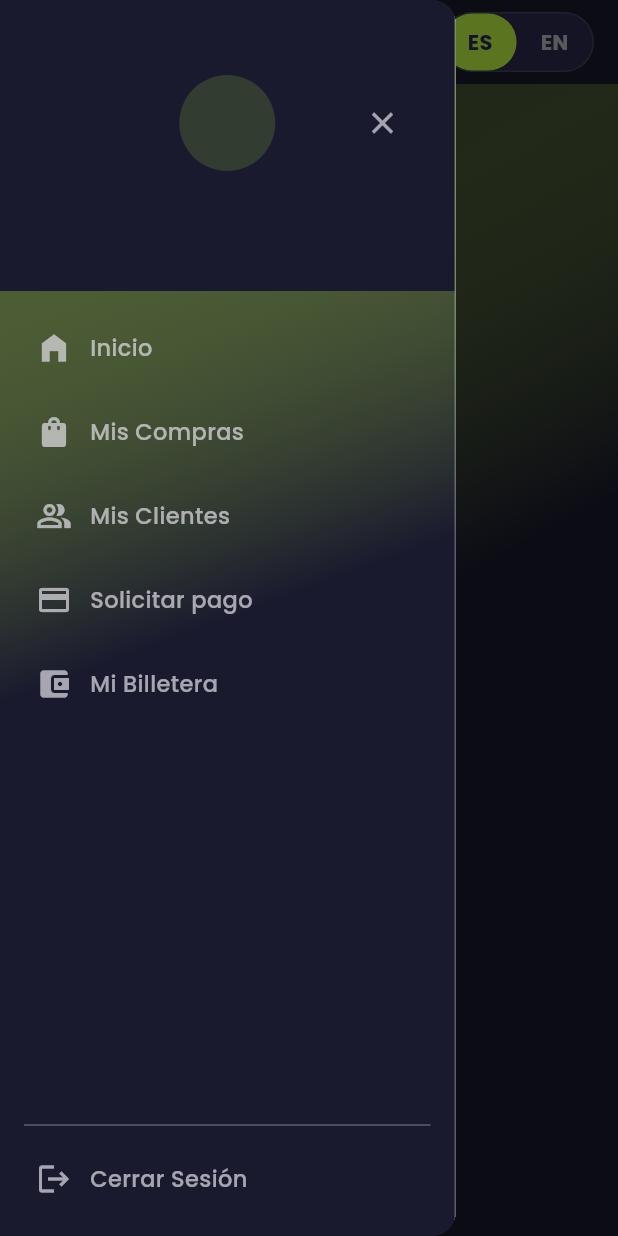
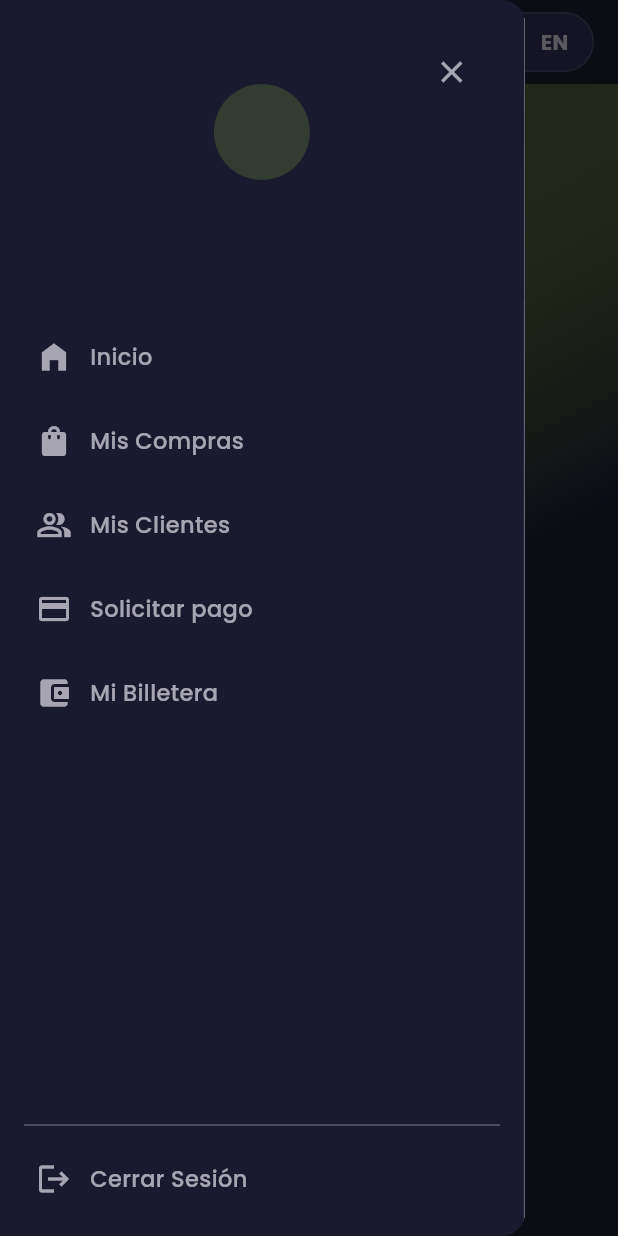
Before and after one commit to atorress91/flutter-app, a Flutter app: the DashboardScreen screen opened directly with empty values, with the side drawer open, on a phone screen of 412 x 824 dp. Run offline on Flutter 3.47's test engine with Material 3 defaults, Android fonts, the phone set to English and light mode, and no system bars; our stand-ins replace cached_network_image, connectivity_plus, custom_refresh_indicator, device_info_plus, equatable, firebase_core and 10 more; missing offline and left inert: network_info_plus; accounts and stored records are empty.

Commit message:
feat(ui): enhance sidebar functionality and responsiveness
Added a close drawer method for better navigation control. Adjusted the sidebar's background to a solid color for improved visibility and wrapped it in a SafeArea on mobile devices to prevent overlap with system UI elements. Updated the header padding dynamically based on the device type to enhance layout consistency.

No breaking changes.

```diff
--- a/lib/features/dashboard/presentation/screens/dashboard_screen.dart
+++ b/lib/features/dashboard/presentation/screens/dashboard_screen.dart
@@ -22,6 +22,12 @@ class _DashboardScreenState extends State<DashboardScreen> {
       setState(() {
         _isSidebarCollapsed = !_isSidebarCollapsed;
       });
+    }
+  }
+
+  void _closeDrawer() {
+    if (_scaffoldKey.currentState?.isDrawerOpen ?? false) {
+      Navigator.of(context).pop();
     }
   }
 
@@ -55,12 +61,11 @@ class _DashboardScreenState extends State<DashboardScreen> {
         key: _scaffoldKey,
         appBar: AppNavbar(onMenuPressed: () => _onMenuPressed(true)),
         drawer: Drawer(
+          width: width * 0.85, // 85% del ancho en móviles
           backgroundColor: Theme.of(context).colorScheme.surface,
-          child: SafeArea(
-            child: AppSidebar(
-              isCollapsed: false,
-              onRequestClose: () => Navigator.of(context).maybePop(),
-            ),
+          child: AppSidebar(
+            isCollapsed: false,
+            onRequestClose: _closeDrawer,
           ),
         ),
         body: _buildGradientBackground(child: widget.child),
--- a/lib/features/dashboard/presentation/widgets/sidebar/app_sidebar.dart
+++ b/lib/features/dashboard/presentation/widgets/sidebar/app_sidebar.dart
@@ -16,21 +16,15 @@ class AppSidebar extends StatelessWidget {
   Widget build(BuildContext context) {
     final currentRoute = GoRouterState.of(context).matchedLocation;
     final theme = Theme.of(context);
+    final width = MediaQuery.of(context).size.width;
+    final bool isMobile = width < 900;
 
-    return AnimatedContainer(
+    final sidebarContent = AnimatedContainer(
       duration: sidebarAnimationDuration,
       curve: Curves.easeInOutCubic,
       width: isCollapsed ? sidebarCollapsedWidth : sidebarExpandedWidth,
       decoration: BoxDecoration(
-        gradient: LinearGradient(
-          begin: Alignment.topLeft,
-          end: Alignment.bottomRight,
-          colors: [
-            theme.colorScheme.primary.withAlpha((255 * 0.15).toInt()),
-            theme.scaffoldBackgroundColor,
-            theme.colorScheme.surface.withAlpha((255 * 0.9).toInt()),
-          ],
-        ),
+        color: theme.colorScheme.surface, // Color sólido sin transparencia
         border: Border(
           right: BorderSide(
             color: theme.dividerColor.withAlpha((255 * 0.3).toInt()),
@@ -50,6 +44,15 @@ class AppSidebar extends StatelessWidget {
         ],
       ),
     );
+
+    // En móviles, envolvemos con SafeArea para evitar superposición con notch/barra de estado
+    if (isMobile && onRequestClose != null) {
+      return SafeArea(
+        child: sidebarContent,
+      );
+    }
+
+    return sidebarContent;
   }
 
   Widget _buildMenuItems(BuildContext context, String currentRoute) {
--- a/lib/features/dashboard/presentation/widgets/sidebar/sidebar_header.dart
+++ b/lib/features/dashboard/presentation/widgets/sidebar/sidebar_header.dart
@@ -41,12 +41,20 @@ class SidebarHeader extends ConsumerWidget {
 
     return Container(
       width: double.infinity,
-      padding: const EdgeInsets.fromLTRB(16, 50, 16, 20),
+      padding: EdgeInsets.fromLTRB(16, isMobile ? 16 : 50, 16, 20),
       color: Theme.of(context).colorScheme.surface,
       child: Stack(
         children: [
-          Align(
-            alignment: Alignment.centerLeft,
+          // Botón de cerrar en la parte superior derecha (solo móvil)
+          if (!isCollapsed && isMobile && onRequestClose != null)
+            Positioned(
+              top: 0,
+              right: 0,
+              child: _buildCloseButton(context),
+            ),
+          // Contenido del header con padding para evitar superposición
+          Padding(
+            padding: EdgeInsets.only(top: isMobile ? 40 : 0),
             child: _buildHeaderContent(
               context,
               textTheme,
@@ -55,8 +63,6 @@ class SidebarHeader extends ConsumerWidget {
               imageUrl,
             ),
           ),
-          if (!isCollapsed && isMobile && onRequestClose != null)
-            _buildCloseButton(context),
         ],
       ),
     );
```
